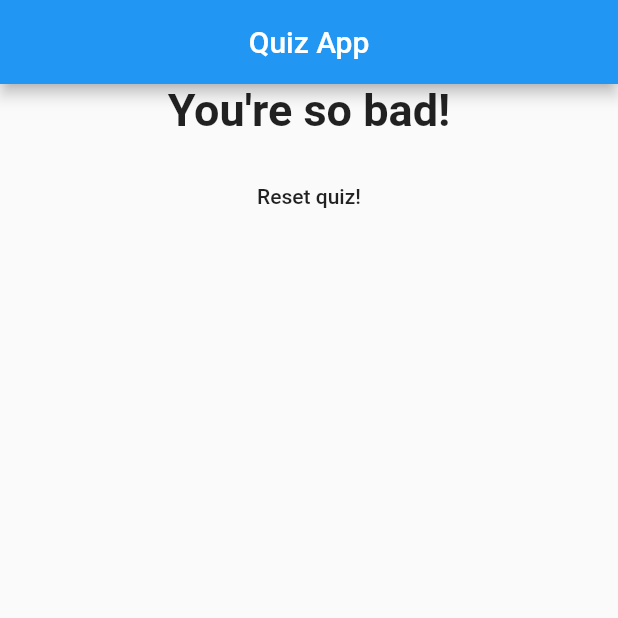
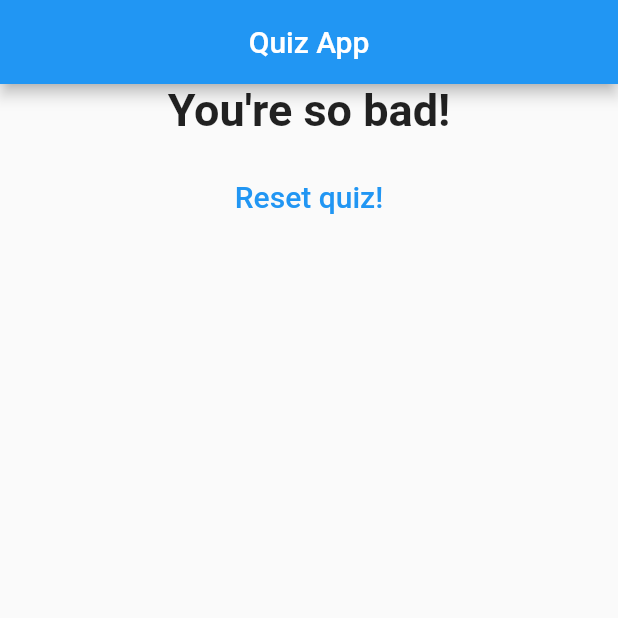
Before and after one commit to wasim919/playing-with-flutter, a Flutter app: the screen it shows after launch, after a tap on "Black", after a tap on "Snake", after a tap on "Summer", on a phone screen of 412 x 824 dp, the top half of it. Run offline on Flutter 3.47's test engine with Material 2 defaults, Android fonts, the phone set to English and light mode, and no system bars.

Commit message:
basic bugs fixed

```diff
--- a/quizApp/lib/Result.dart
+++ b/quizApp/lib/Result.dart
@@ -37,6 +37,10 @@ class Result extends StatelessWidget {
           onPressed: resetQuiz,
           child: Text(
             "Reset quiz!",
+            style: TextStyle(
+              color: Colors.blue,
+              fontSize: 20,
+            ),
           ),
         )
       ],
```
